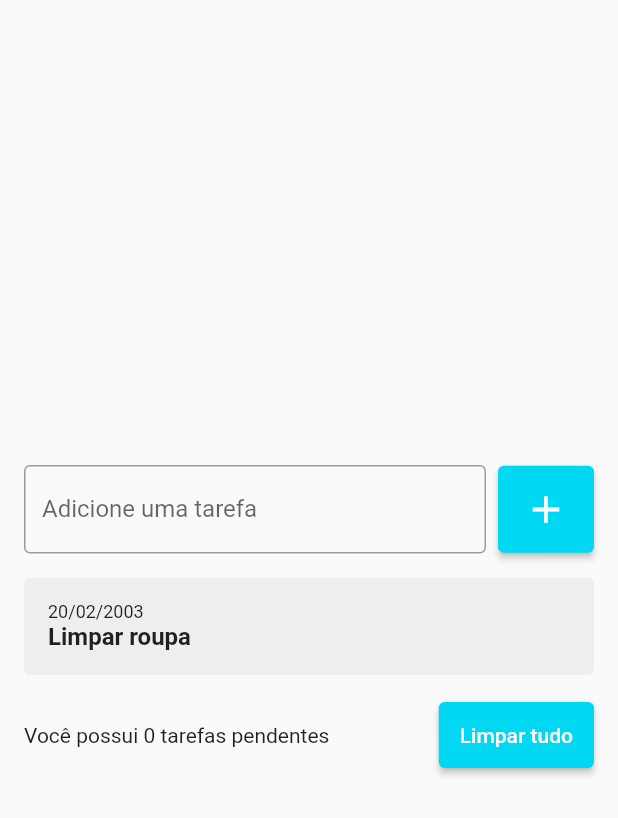
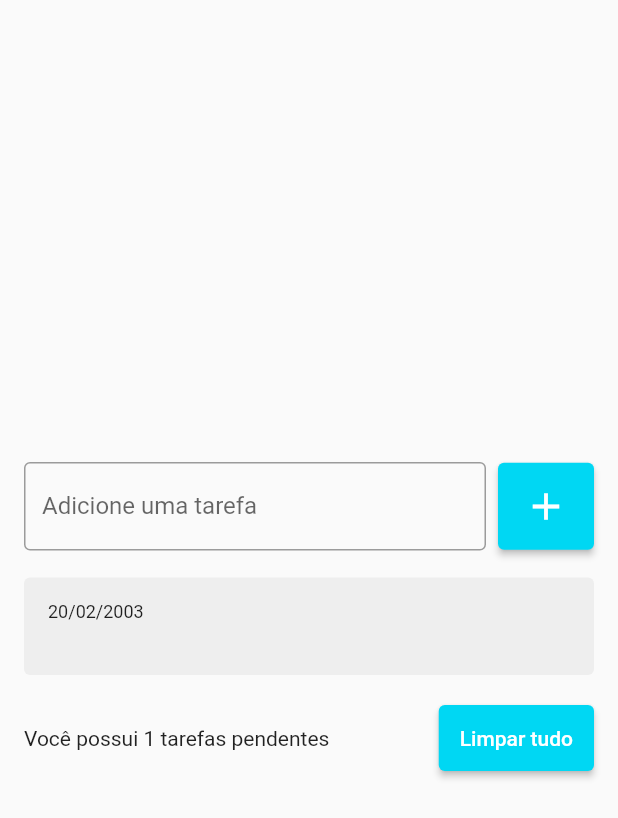
Before and after one commit to Tche-Marco/todo_list, a Flutter app: the screen it shows after launch, after a tap on the "add" icon, on a phone screen of 412 x 824 dp. Shown: the top 818 px of the screen. Run offline on Flutter 3.47's test engine with Material 2 defaults, Android fonts, the phone set to English and light mode, and no system bars.

Commit message:
Melhorando a interface do App - aula 98

```diff
--- a/lib/main.dart
+++ b/lib/main.dart
@@ -10,6 +10,7 @@ class MyApp extends StatelessWidget {
   @override
   Widget build(BuildContext context) {
     return MaterialApp(
+      debugShowCheckedModeBanner: false,
       home: TodoListPage(),
     );
   }
--- a/lib/pages/todo_list_page.dart
+++ b/lib/pages/todo_list_page.dart
@@ -3,7 +3,7 @@ import 'package:flutter/material.dart';
 import '../widgets/todo_list_item.dart';
 
 class TodoListPage extends StatefulWidget {
-  TodoListPage({Key? key}) : super(key: key);
+  const TodoListPage({Key? key}) : super(key: key);
 
   @override
   State<TodoListPage> createState() => _TodoListPageState();
@@ -16,10 +16,11 @@ class _TodoListPageState extends State<TodoListPage> {
 
   @override
   Widget build(BuildContext context) {
-    return Scaffold(
+    return SafeArea(
+      child: Scaffold(
         body: Center(
           child: Padding(
-          padding: const EdgeInsets.symmetric(horizontal: 16),
+            padding: const EdgeInsets.all(16),
             child: Column(
               mainAxisSize: MainAxisSize.min,
               children: [
@@ -61,7 +62,10 @@ class _TodoListPageState extends State<TodoListPage> {
                     padding: EdgeInsets.zero,
                     shrinkWrap: true,
                     children: [
-                    for (String todo in todos) TodoListItem(),
+                      for (String todo in todos)
+                        TodoListItem(
+                          title: todo,
+                        ),
                     ],
                   ),
                 ),
@@ -70,7 +74,7 @@ class _TodoListPageState extends State<TodoListPage> {
                   children: [
                     Expanded(
                         child: Text(
-                    'Você possui 0 tarefas pendentes',
+                      'Você possui ${todos.length} tarefas pendentes',
                     )),
                     SizedBox(width: 8),
                     ElevatedButton(
@@ -91,6 +95,7 @@ class _TodoListPageState extends State<TodoListPage> {
             ),
           ),
         ),
+      ),
     );
   }
 
--- a/lib/widgets/todo_list_item.dart
+++ b/lib/widgets/todo_list_item.dart
@@ -1,7 +1,9 @@
 import 'package:flutter/material.dart';
 
 class TodoListItem extends StatelessWidget {
-  const TodoListItem({Key? key}) : super(key: key);
+  const TodoListItem({Key? key, required this.title}) : super(key: key);
+
+  final String title;
 
   @override
   Widget build(BuildContext context) {
@@ -10,10 +12,11 @@ class TodoListItem extends StatelessWidget {
         borderRadius: BorderRadius.circular(4),
         color: Colors.grey[200],
       ),
+      margin: EdgeInsets.symmetric(vertical: 2),
       padding: const EdgeInsets.all(16),
       child: Column(
         crossAxisAlignment: CrossAxisAlignment.start,
-        children: const [
+        children: [
           Text(
             '20/02/2003',
             style: TextStyle(
@@ -21,7 +24,7 @@ class TodoListItem extends StatelessWidget {
             ),
           ),
           Text(
-            'Limpar roupa',
+            title,
             style: TextStyle(
               fontSize: 16,
               fontWeight: FontWeight.w600,
```
Lines whose indentation alone changed are shown as unchanged.
